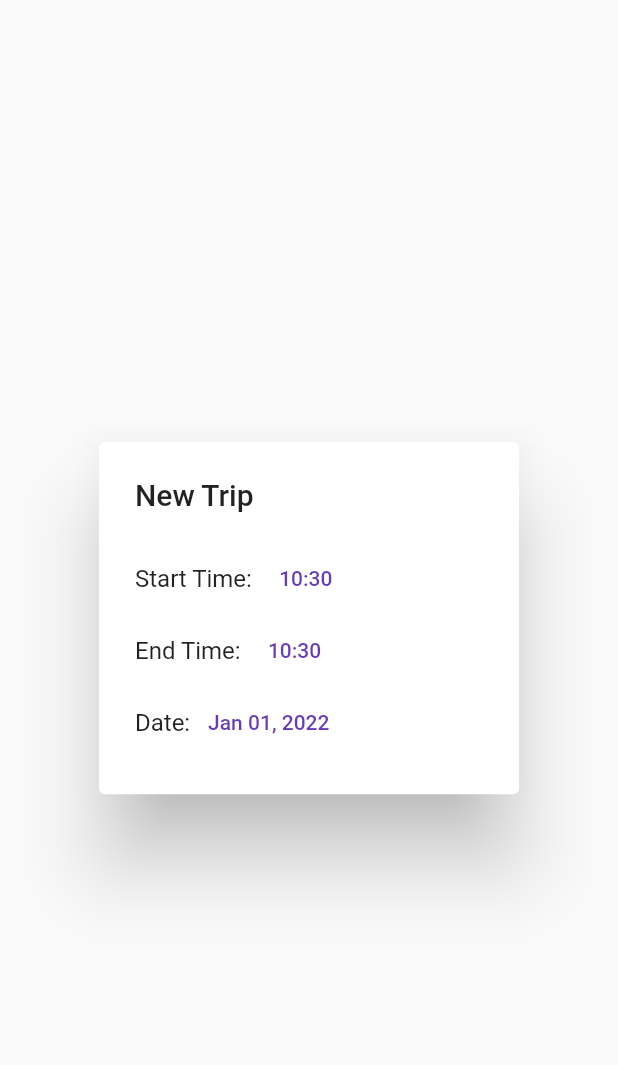
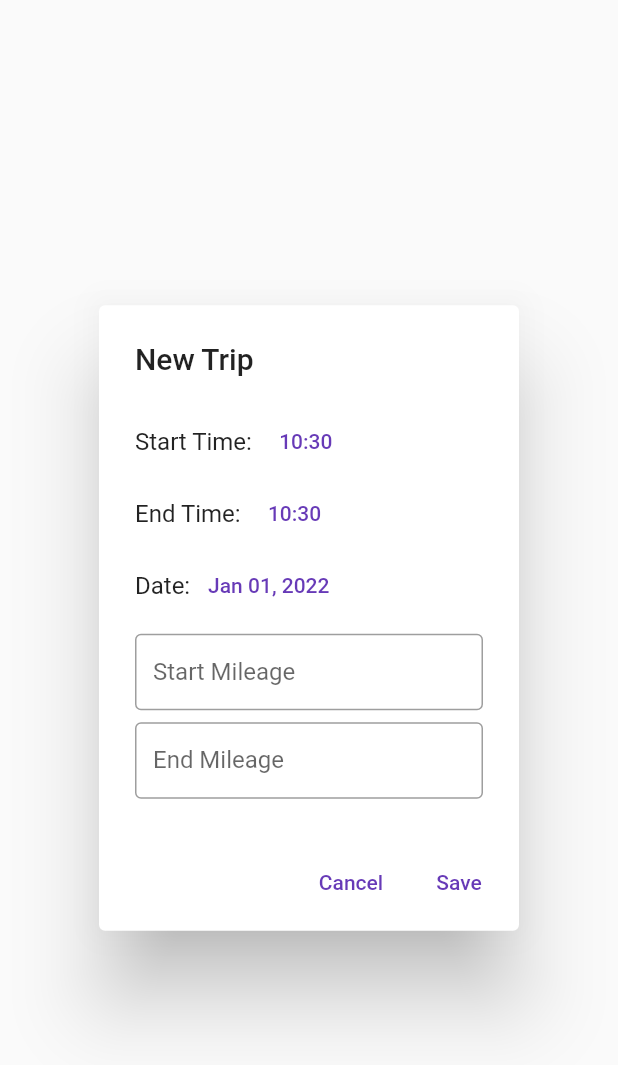
Before and after one commit to BrylleGomez/trip_tracker, a Flutter app: the TripDialog widget shown alone on an empty page, opened directly, on a phone screen of 412 x 824 dp. Shown: the top 1065 px of the screen. Run offline on Flutter 3.47's test engine with Material 2 defaults, Android fonts, the phone set to English and light mode, and no system bars; our stand-ins replace hive, hive_flutter; accounts and stored records are empty.

Commit message:
Added start and end mileage

```diff
--- a/lib/pages/routes/route_dialog.dart
+++ b/lib/pages/routes/route_dialog.dart
@@ -82,7 +82,7 @@ class _RouteDialogState extends State<RouteDialog> {
                 enabled: !widget.isViewing,
               ),
               const SizedBox(
-                height: 16.0,
+                height: 8.0,
               ),
               TextFormField(
                 controller: _pathFieldController,
--- a/lib/pages/trips/trip_dialog.dart
+++ b/lib/pages/trips/trip_dialog.dart
@@ -1,4 +1,5 @@
 import 'package:flutter/material.dart';
+import 'package:flutter/services.dart';
 import 'package:trip_tracker/models/trip.dart';
 import 'package:trip_tracker/utils/format_datetime.dart';
 
@@ -30,6 +31,8 @@ class _TripDialogState extends State<TripDialog> {
   int _endHour = DateTime.now().hour;
   int _endMinute = DateTime.now().minute;
   int _date = DateTime.now().millisecondsSinceEpoch;
+  final _startMileageFieldController = TextEditingController();
+  final _endMileageFieldController = TextEditingController();
 
   void _selectStartTime(BuildContext context) async {
     final TimeOfDay? selectedTime = await showTimePicker(
@@ -69,6 +72,28 @@ class _TripDialogState extends State<TripDialog> {
         _date = selectedDate.millisecondsSinceEpoch;
       });
     }
+  }
+
+  void _handleCancelPressed(BuildContext context) {
+    Navigator.of(context).pop();
+  }
+
+  void _handleSavePressed(BuildContext context) {
+    // if (widget.route == null && widget.routeKey == null) {
+    //   if (_formKey.currentState!.validate()) {
+    //     final newRoute = TripRoute(
+    //         name: _nameFieldController.text, path: _pathFieldController.text);
+    //     Hive.box<TripRoute>(hiveRoutesBox).add(newRoute);
+    //     Navigator.of(context).pop();
+    //   }
+    // } else if (widget.route != null && widget.routeKey != null) {
+    //   if (_formKey.currentState!.validate()) {
+    //     final updatedRoute = TripRoute(
+    //         name: _nameFieldController.text, path: _pathFieldController.text);
+    //     Hive.box<TripRoute>(hiveRoutesBox).put(widget.routeKey, updatedRoute);
+    //     Navigator.of(context).pop();
+    //   }
+    // }
   }
 
   @override
@@ -143,9 +168,65 @@ class _TripDialogState extends State<TripDialog> {
                     )
                   ],
                 ),
+                Padding(
+                  padding: const EdgeInsets.only(top: 8.0),
+                  child: TextFormField(
+                    controller: _startMileageFieldController,
+                    keyboardType: TextInputType.number,
+                    decoration: const InputDecoration(
+                        labelText: 'Start Mileage',
+                        border: OutlineInputBorder(),
+                        isDense: true),
+                    validator: (value) {
+                      if (value != null && value.isNotEmpty) {
+                        return null;
+                      } else {
+                        return "Please enter your starting mileage!";
+                      }
+                    },
+                    enabled: !isViewing,
+                    inputFormatters: [FilteringTextInputFormatter.digitsOnly],
+                  ),
+                ),
+                Padding(
+                  padding: const EdgeInsets.only(top: 8.0),
+                  child: TextFormField(
+                    controller: _endMileageFieldController,
+                    keyboardType: TextInputType.number,
+                    decoration: const InputDecoration(
+                        labelText: 'End Mileage',
+                        border: OutlineInputBorder(),
+                        isDense: true),
+                    validator: (value) {
+                      if (value != null && value.isNotEmpty) {
+                        return null;
+                      } else {
+                        return "Please enter your ending mileage!";
+                      }
+                    },
+                    enabled: !isViewing,
+                    inputFormatters: [FilteringTextInputFormatter.digitsOnly],
+                  ),
+                )
               ],
             )),
       ),
+      actions: isViewing
+          ? []
+          : [
+              TextButton(
+                onPressed: () {
+                  _handleCancelPressed(context);
+                },
+                child: const Text('Cancel'),
+              ),
+              TextButton(
+                onPressed: () {
+                  _handleSavePressed(context);
+                },
+                child: const Text('Save'),
+              ),
+            ],
     );
   }
 }
```
